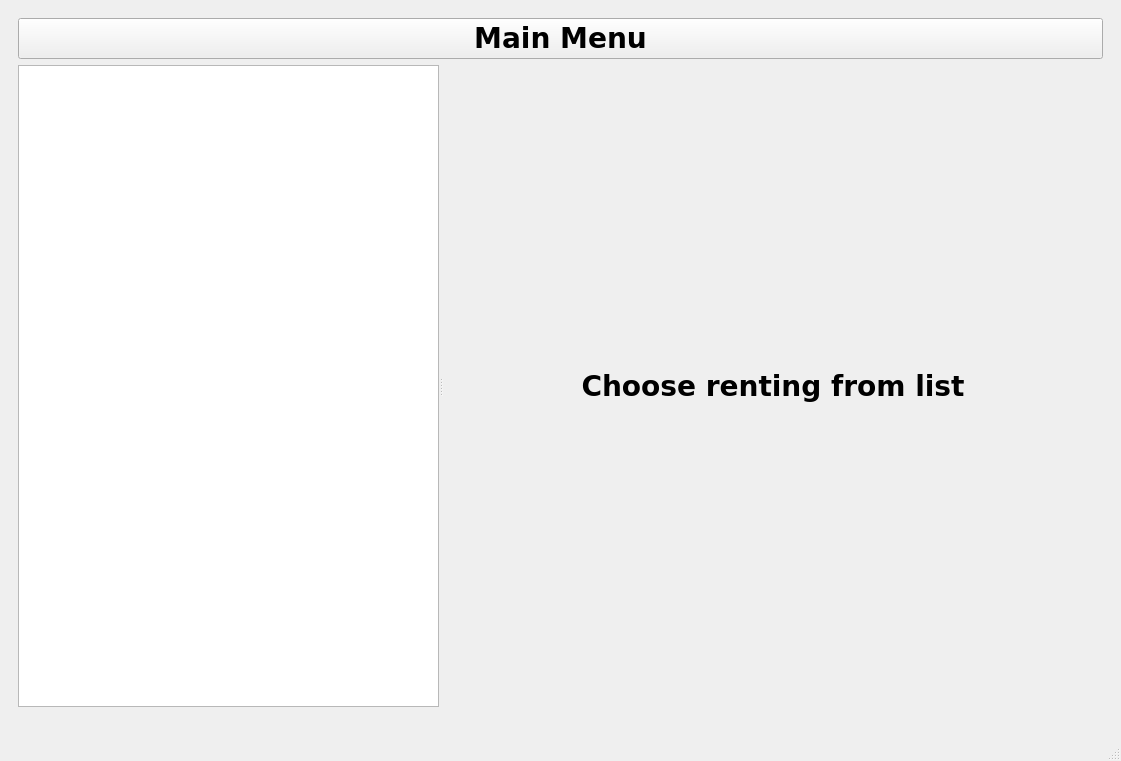
Qt form libapp.ui (mikorozek/Libapp-Project-Pipr) before a commit.
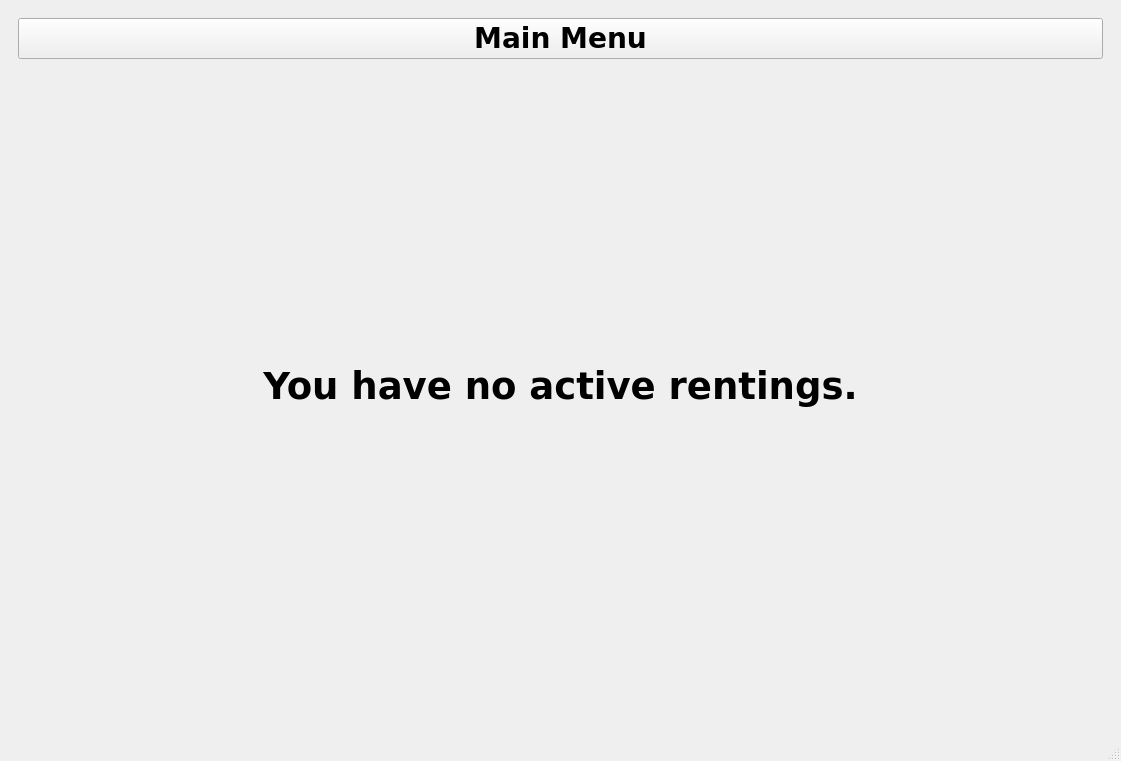
The same form after that commit. The open tabs and pages were chosen to show the change.

Commit message: Finished client mode in library

Patch:
```diff
--- a/libapp.ui
+++ b/libapp.ui
@@ -520,6 +520,13 @@
            </widget>
           </item>
           <item>
+           <widget class="QStackedWidget" name="ifClientHasRentingStack">
+            <property name="currentIndex">
+             <number>1</number>
+            </property>
+            <widget class="QWidget" name="page_9">
+             <layout class="QVBoxLayout" name="verticalLayout_18">
+              <item>
            <widget class="QSplitter" name="splitter_2">
             <property name="orientation">
              <enum>Qt::Horizontal</enum>
@@ -630,6 +637,32 @@
                </item>
               </layout>
              </widget>
+                </widget>
+               </widget>
+              </item>
+             </layout>
+            </widget>
+            <widget class="QWidget" name="page_10">
+             <layout class="QVBoxLayout" name="verticalLayout_19">
+              <item>
+               <widget class="QLabel" name="noCurrentRentingsLabel">
+                <property name="font">
+                 <font>
+                  <family>DejaVu Sans</family>
+                  <pointsize>28</pointsize>
+                  <weight>75</weight>
+                  <bold>true</bold>
+                 </font>
+                </property>
+                <property name="text">
+                 <string>You have no active rentings.</string>
+                </property>
+                <property name="alignment">
+                 <set>Qt::AlignCenter</set>
+                </property>
+               </widget>
+              </item>
+             </layout>
             </widget>
            </widget>
           </item>
```
Left out of the diff: 6 changed lines with no effect on the pictures. Lines whose indentation alone changed are shown as unchanged. The commit also changes 8 other files.
